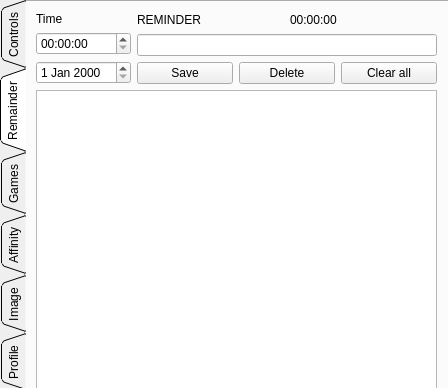
Qt form bin/ui/main_window.ui (TechMaverik/BOOMER) before a commit.
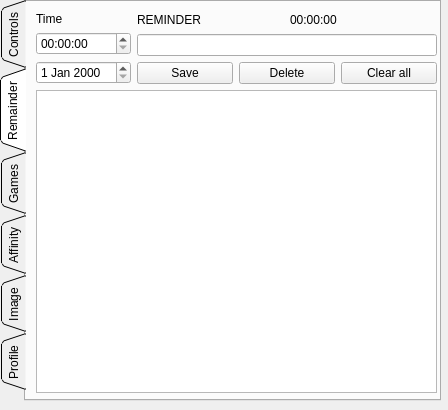
The same form after that commit. The open tabs and pages were chosen to show the change. Icons and pictures are not drawn.

Commit message: UI Design for controls

Diff of the .ui file:
```diff
--- a/bin/ui/main_window.ui
+++ b/bin/ui/main_window.ui
@@ -7,7 +7,7 @@
     <x>0</x>
     <y>0</y>
     <width>448</width>
-    <height>388</height>
+    <height>410</height>
    </rect>
   </property>
   <property name="windowTitle">
@@ -22,8 +22,8 @@
     <rect>
      <x>0</x>
      <y>0</y>
-     <width>451</width>
-     <height>391</height>
+     <width>441</width>
+     <height>401</height>
     </rect>
    </property>
    <property name="font">
```
Left out of the diff: 2 changed lines with no effect on the pictures.
